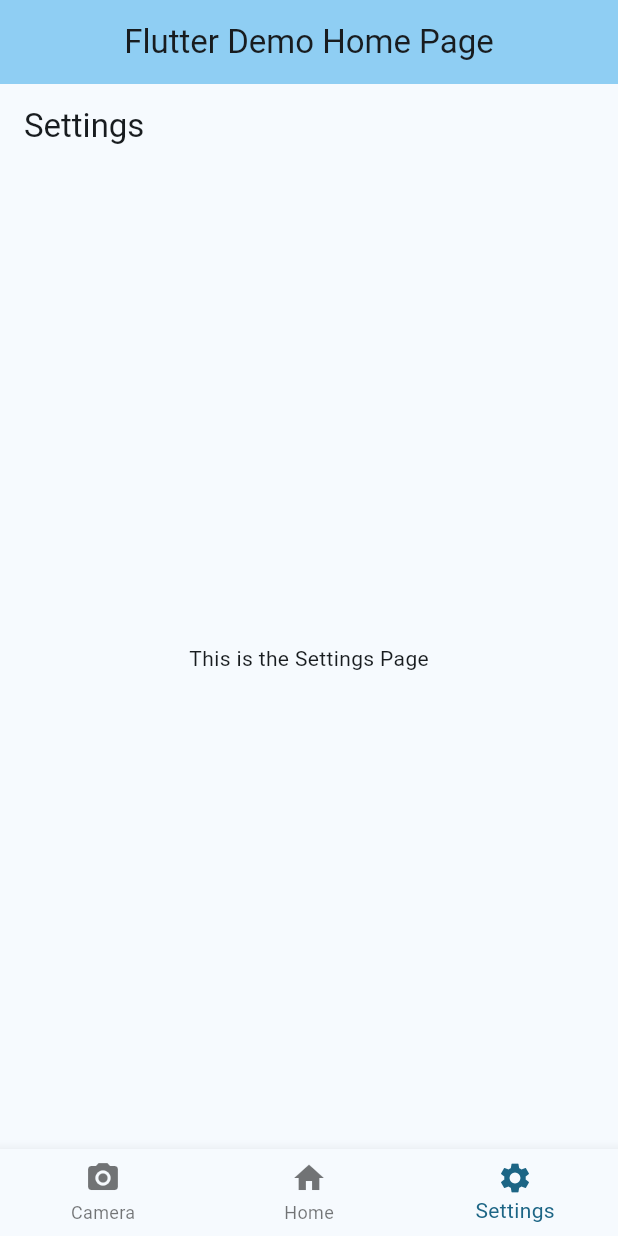
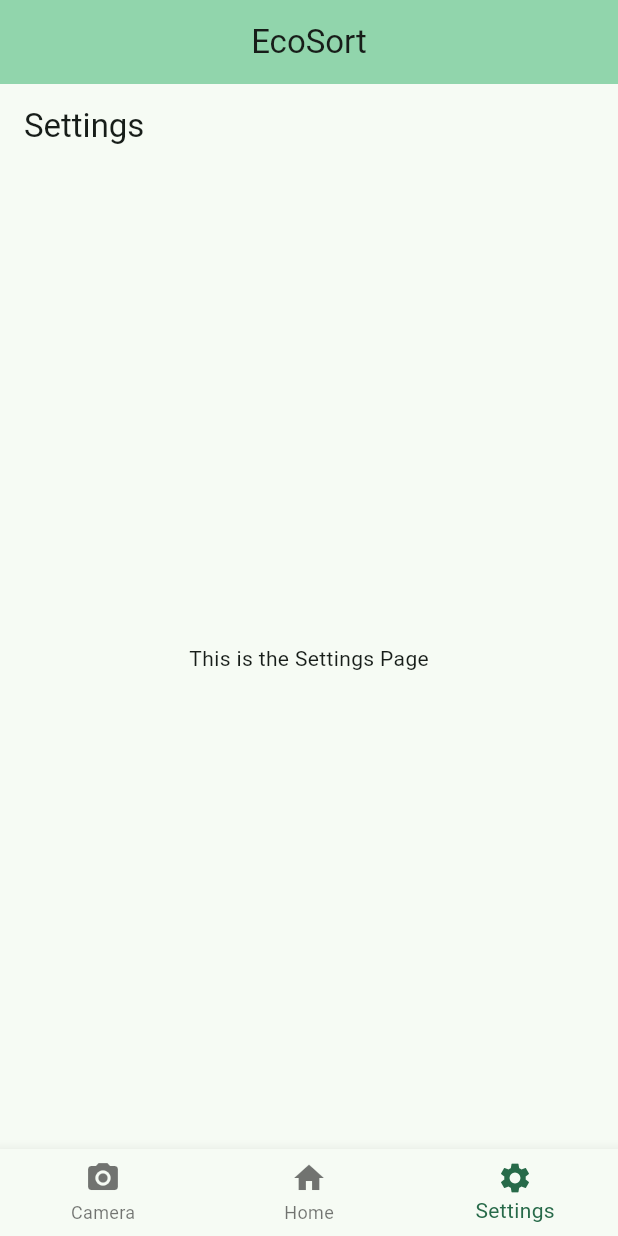
Before and after one commit to eshaank1/ecosort, a Flutter app: the screen it shows after launch, item 3 of the bottom bar chosen, on a phone screen of 412 x 824 dp. Run offline on Flutter 3.47's test engine with Material 3 defaults, Android fonts, the phone set to English and light mode, and no system bars.

Commit message:
theme color green

```diff
--- a/lib/main.dart
+++ b/lib/main.dart
@@ -10,12 +10,12 @@ class MyApp extends StatelessWidget {
   @override
   Widget build(BuildContext context) {
     return MaterialApp(
-      title: 'Flutter Demo',
+      title: 'EcoSort',
       theme: ThemeData(
-        colorScheme: ColorScheme.fromSeed(seedColor: Colors.lightBlueAccent),
+        colorScheme: ColorScheme.fromSeed(seedColor: Color.fromARGB(255, 10, 143, 92)),
         useMaterial3: true,
       ),
-      home: const MyHomePage(title: 'Flutter Demo Home Page'),
+      home: const MyHomePage(title: 'EcoSort'),
       debugShowCheckedModeBanner: false, // Remove debug banner
     );
   }
```
